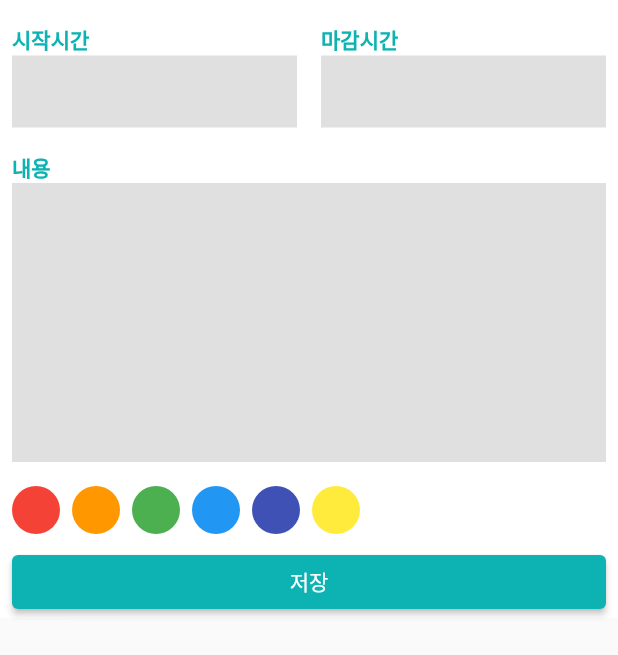
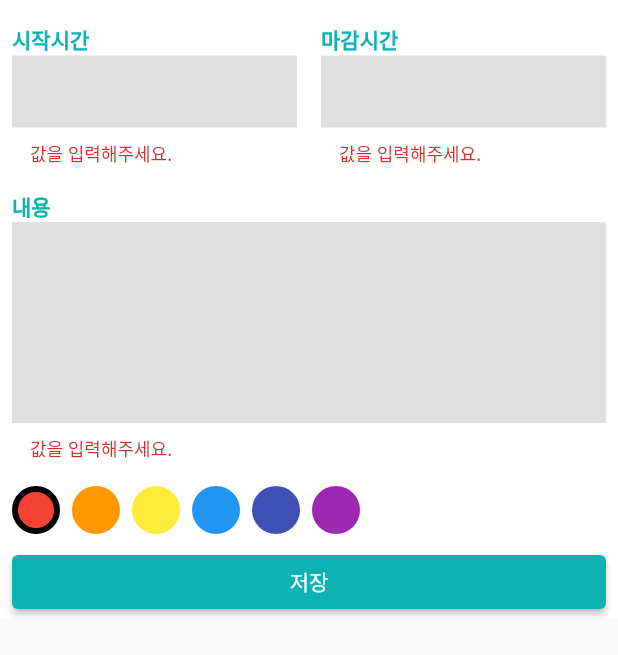
Before and after one commit to dndudtm12/calendar_schdeduer, a Flutter app: the ScheduleBottomSheet widget shown alone on an empty page, opened directly, after a tap on "저장", on a phone screen of 412 x 824 dp. Shown: the top 655 px of the screen. Run offline on Flutter 3.47's test engine with Material 2 defaults, Android fonts, the phone set to English and light mode, and no system bars; our stand-ins replace drift, get_it, table_calendar; accounts and stored records are empty; generated files the repository leaves out were written again.

Commit message:
오늘은 여기까지 햇음

```diff
--- a/lib/component/custom_text_fleld.dart
+++ b/lib/component/custom_text_fleld.dart
@@ -5,10 +5,12 @@ import 'package:flutter/services.dart';
 class CustomTextField extends StatelessWidget {
   final String label;
   final bool isTime;
+  final FormFieldSetter<String>? onSave;
 
   const CustomTextField({
     required this.label,
     required this.isTime,
+    required this.onSave,
     Key? key,
   }) : super(key: key);
 
@@ -34,7 +36,28 @@ class CustomTextField extends StatelessWidget {
   }
 
   Widget renderTextField() {
-    return TextField(
+    return TextFormField(
+      onSaved: onSave,
+      validator: (String? val) {
+        if(val == null || val.isEmpty){
+          return '값을 입력해주세요.';
+        }
+
+        if(isTime){
+          int time = int.parse(val!);
+
+          if(time < 0){
+            return '0 이상의 숫자를 입력해주세요.';
+          }
+          if(time > 24){
+            return '24 이하의 숫자를 입력해주세요.';
+          }
+        }else{
+
+        }
+
+        return null;
+      },
       expands: !isTime,
       keyboardType: isTime ? TextInputType.number : TextInputType.multiline,
       maxLines: isTime ? 1 : null,
--- a/lib/component/schedule_bottom_sheet.dart
+++ b/lib/component/schedule_bottom_sheet.dart
@@ -1,9 +1,24 @@
 import 'package:calendar_schdeduer/component/custom_text_fleld.dart';
 import 'package:calendar_schdeduer/const/colors.dart';
+import 'package:calendar_schdeduer/datebase/drift_database.dart';
 import 'package:flutter/material.dart';
+import 'package:get_it/get_it.dart';
 
-class ScheduleBottomSheet extends StatelessWidget {
+class ScheduleBottomSheet extends StatefulWidget {
   const ScheduleBottomSheet({Key? key}) : super(key: key);
+
+  @override
+  State<ScheduleBottomSheet> createState() => _ScheduleBottomSheetState();
+}
+
+class _ScheduleBottomSheetState extends State<ScheduleBottomSheet> {
+  final GlobalKey<FormState> formKey = GlobalKey();
+
+  int? startTime;
+  int? endTime;
+  String? content;
+
+  int? selectedColorId;
 
   @override
   Widget build(BuildContext context) {
@@ -21,19 +36,52 @@ class ScheduleBottomSheet extends StatelessWidget {
           height: MediaQuery.of(context).size.height / 2 + bottomInset,
           child: Padding(
             padding: EdgeInsets.only(bottom: bottomInset),
-            child: const Padding(
-              padding: EdgeInsets.only(left: 8.0, right: 8.0, top: 16.0),
+            child: Padding(
+              padding: const EdgeInsets.only(left: 8.0, right: 8.0, top: 16.0),
+              child: Form(
+                key: formKey,
+                autovalidateMode: AutovalidateMode.always,
                 child: Column(
                   crossAxisAlignment: CrossAxisAlignment.start,
                   children: [
-                  _Time(),
+                    _Time(
+                      onStartSave: (String? val) {
+                        startTime = int.parse(val!);
+                      },
+                      onEndSave: (String? val) {
+                        endTime = int.parse(val!);
+                      },
+                    ),
                     SizedBox(height: 16.0),
-                  Expanded(child: _Content()),
+                    Expanded(
+                      child: _Content(onSave: (String? val) {
+                        content = val;
+                      }),
+                    ),
                     SizedBox(height: 16.0),
-                  _ColorPicker(),
+                    FutureBuilder<List<CategoryColor>>(
+                        future: GetIt.I<LocalDataBase>().getCategoryColors(),
+                        builder: (context, snapshot) {
+                          if (snapshot.hasData &&
+                              selectedColorId == null &&
+                              snapshot.data!.isNotEmpty) {
+                            selectedColorId = snapshot.data![0].id;
+                          }
+                          return _ColorPicker(
+                            colors: snapshot.hasData ? snapshot.data! : [],
+                            selectedColorId: selectedColorId!, colorIdSetter: (int id){
+                              setState(() {
+                                selectedColorId = id;
+                              });
+                          },
+                          );
+                        }),
                     SizedBox(height: 8.0),
-                  _SaveBtn(),
+                    _SaveBtn(
+                      onPressed: onSavePressed,
+                    ),
                   ],
+                ),
               ),
             ),
           ),
@@ -41,19 +89,40 @@ class ScheduleBottomSheet extends StatelessWidget {
       ),
     );
   }
+
+  void onSavePressed() {
+    if (formKey.currentState == null) {
+      return;
+    }
+
+    if (formKey.currentState!.validate()) {
+      formKey.currentState!.save();
+      print('!!!!!!!!!!!!!!!!!!!!!!!!!!!!!!!!!!!!!!!!!!!!!!!!!!!!!!!!!!!!!!');
+    } else {
+      print('에러발생');
+    }
+  }
 }
 
 class _Time extends StatelessWidget {
-  const _Time({Key? key}) : super(key: key);
+  final FormFieldSetter<String> onStartSave;
+  final FormFieldSetter<String> onEndSave;
+
+  const _Time({
+    required this.onStartSave,
+    required this.onEndSave,
+    Key? key,
+  }) : super(key: key);
 
   @override
   Widget build(BuildContext context) {
-    return const Row(
+    return Row(
       children: [
         Expanded(
           child: CustomTextField(
             label: '시작시간',
             isTime: true,
+            onSave: onStartSave,
           ),
         ),
         SizedBox(
@@ -63,6 +132,7 @@ class _Time extends StatelessWidget {
           child: CustomTextField(
             isTime: true,
             label: '마감시간',
+            onSave: onEndSave,
           ),
         ),
       ],
@@ -71,41 +141,69 @@ class _Time extends StatelessWidget {
 }
 
 class _Content extends StatelessWidget {
-  const _Content({Key? key}) : super(key: key);
+  final FormFieldSetter<String> onSave;
+
+  const _Content({
+    required this.onSave,
+    Key? key,
+  }) : super(key: key);
 
   @override
   Widget build(BuildContext context) {
-    return const CustomTextField(
+    return CustomTextField(
       label: '내용',
       isTime: false,
+      onSave: onSave,
     );
   }
 }
 
+typedef ColorIdSetter = void Function(int id);
+
 class _ColorPicker extends StatelessWidget {
-  const _ColorPicker({Key? key}) : super(key: key);
+  final List<CategoryColor> colors;
+  final int selectedColorId;
+  final ColorIdSetter colorIdSetter;
+
+  const _ColorPicker({
+    required this.colors,
+    Key? key,
+    required this.selectedColorId,
+    required this.colorIdSetter
+  }) : super(key: key);
 
   @override
   Widget build(BuildContext context) {
     return Wrap(
       spacing: 8.0,
       runSpacing: 10.0,
-      children: [
-        renderColor(Colors.red),
-        renderColor(Colors.orange),
-        renderColor(Colors.green),
-        renderColor(Colors.blue),
-        renderColor(Colors.indigo),
-        renderColor(Colors.yellow),
-      ],
+      children: colors
+          .map((e) => GestureDetector(
+                onTap: () {
+                  colorIdSetter(e.id);
+                },
+                child: renderColor(
+                  e,
+                  selectedColorId == e.id,
+                ),
+              ))
+          .toList(),
     );
   }
 
-  Widget renderColor(Color color) {
+  Widget renderColor(CategoryColor color, bool isSelected) {
     return Container(
       decoration: BoxDecoration(
         shape: BoxShape.circle,
-        color: color,
+        color: Color(
+          int.parse('FF${color.hexCode}', radix: 16),
+        ),
+        border: isSelected
+            ? Border.all(
+                color: Colors.black,
+                width: 4.0,
+              )
+            : null,
       ),
       width: 32.0,
       height: 32.0,
@@ -114,7 +212,12 @@ class _ColorPicker extends StatelessWidget {
 }
 
 class _SaveBtn extends StatelessWidget {
-  const _SaveBtn({Key? key}) : super(key: key);
+  final VoidCallback onPressed;
+
+  const _SaveBtn({
+    required this.onPressed,
+    Key? key,
+  }) : super(key: key);
 
   @override
   Widget build(BuildContext context) {
@@ -122,7 +225,7 @@ class _SaveBtn extends StatelessWidget {
       children: [
         Expanded(
           child: ElevatedButton(
-            onPressed: () {},
+            onPressed: onPressed,
             style: ElevatedButton.styleFrom(
               backgroundColor: PRIMARY_COLOR,
             ),
--- a/lib/datebase/drift_database.dart
+++ b/lib/datebase/drift_database.dart
@@ -17,6 +17,18 @@ part 'drift_database.g.dart';
 )
 class LocalDataBase extends _$LocalDataBase {
   LocalDataBase() : super(_openConnection());
+
+  Future<int> createSchedule(SchedulesCompanion data) =>
+      into(schedules).insert(data);
+
+  Future<int> createCategoryColors(CategoryColorsCompanion data) =>
+      into(categoryColors).insert(data);
+
+  Future<List<CategoryColor>> getCategoryColors() =>
+      select(categoryColors).get();
+
+  @override
+  int get schemaVersion => 1;
 }
 
 LazyDatabase _openConnection() {
--- a/lib/main.dart
+++ b/lib/main.dart
@@ -1,12 +1,39 @@
-
+import 'package:calendar_schdeduer/datebase/drift_database.dart';
 import 'package:calendar_schdeduer/screen/home_screen.dart';
+import 'package:drift/drift.dart';
 import 'package:flutter/material.dart';
 import 'package:intl/date_symbol_data_local.dart';
+import 'package:get_it/get_it.dart';
+
+const DEFAULAT_COLORS = [
+  'F44336',
+  'FF9800',
+  'FFEB3B',
+  '2196F3',
+  '3F51B5',
+  '9C27B0',
+];
 
 void main() async {
   WidgetsFlutterBinding.ensureInitialized();
 
   await initializeDateFormatting();
+
+  final database = LocalDataBase();
+
+  GetIt.instance.registerSingleton<LocalDataBase>(database);
+
+  final colors = await database.getCategoryColors();
+
+  if(colors.isEmpty){
+    for(String hexCode in DEFAULAT_COLORS){
+      await database.createCategoryColors(
+        CategoryColorsCompanion(
+          hexCode: Value(hexCode),
+        ),
+      );
+    }
+  }
 
   runApp(
     MaterialApp(
--- a/lib/model/category_color.dart
+++ b/lib/model/category_color.dart
@@ -3,5 +3,5 @@ import 'package:drift/drift.dart';
 class CategoryColors extends Table {
   IntColumn get id => integer().autoIncrement()();
 
-  IntColumn get hexCode => integer()();
+  TextColumn get hexCode => text()();
 }
--- a/lib/screen/home_screen.dart
+++ b/lib/screen/home_screen.dart
@@ -29,17 +29,17 @@ class _HomeScreenState extends State<HomeScreen> {
                 selectedDay: selectedDay,
                 focusedDay: focusedDay,
                 onDaySelected: onDaySelected),
-            const SizedBox(
+            SizedBox(
               height: 8.0,
             ),
             TodayBanner(
               selectedDate: selectedDay!,
               scheduleCount: 3,
             ),
-            const SizedBox(
+            SizedBox(
               height: 8.0,
             ),
-            const _ScheduleList(),
+            _ScheduleList(),
           ],
         ),
       ),
--- a/pubspec.yaml
+++ b/pubspec.yaml
@@ -41,6 +41,7 @@ dependencies:
   sqlite3_flutter_libs: ^0.5.0
   path_provider: ^2.0.0
   path: ^1.8.1
+  get_it: ^7.2.0
 
 dev_dependencies:
   flutter_test:
```
Also changed, not shown: lib/datebase/drift_database.g.dart (added), pubspec.lock, 1 other file. Lines whose indentation alone changed are shown as unchanged.
